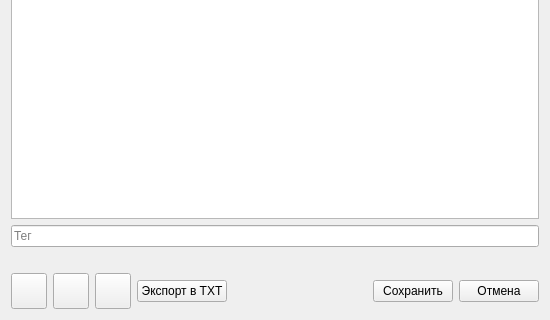
Above: ui/note_window.ui from thekeny/Sayte before the change; both pictures show x 0 to 550 and y 180 to 500 of the 550 by 500 pixel window. Below: the same form after it.
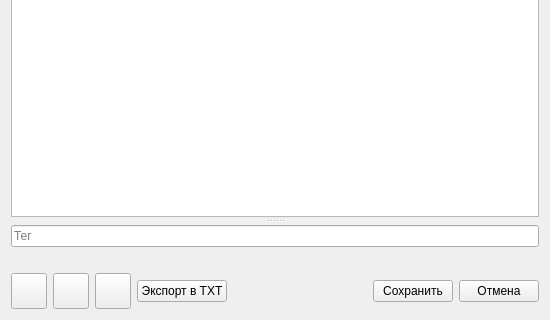
That is the form after the change.

```diff
--- a/ui/note_window.ui
+++ b/ui/note_window.ui
@@ -13,7 +13,7 @@
   <property name="windowTitle">
    <string>Заметка</string>
   </property>
-  <layout class="QVBoxLayout" name="verticalLayout">
+  <layout class="QVBoxLayout" name="verticalLayout" stretch="0,1">
    <item>
     <layout class="QHBoxLayout" name="pinLayout">
      <item><spacer name="pinSpacer"><property name="orientation"><enum>Qt::Orientation::Horizontal</enum></property><property name="sizeHint" stdset="0"><size><width>40</width><height>20</height></size></property></spacer></item>
@@ -25,12 +25,28 @@
     </layout>
    </item>
    <item>
+    <widget class="QSplitter" name="editorSplitter">
+     <property name="orientation"><enum>Qt::Vertical</enum></property>
+     <property name="handleWidth"><number>8</number></property>
+     <property name="childrenCollapsible"><bool>false</bool></property>
     <widget class="QTextEdit" name="editor">
+     <property name="sizePolicy">
+      <sizepolicy hsizetype="Expanding" vsizetype="Expanding">
+       <horstretch>1</horstretch>
+       <verstretch>1</verstretch>
+      </sizepolicy>
+     </property>
+     <property name="minimumSize"><size><width>0</width><height>100</height></size></property>
      <property name="acceptRichText">
       <bool>false</bool>
      </property>
     </widget>
-   </item>
+    <widget class="QWidget" name="noteControls">
+     <layout class="QVBoxLayout" name="controlsLayout">
+      <property name="leftMargin"><number>0</number></property>
+      <property name="topMargin"><number>0</number></property>
+      <property name="rightMargin"><number>0</number></property>
+      <property name="bottomMargin"><number>0</number></property>
    <item>
     <widget class="QLineEdit" name="tagInput">
      <property name="placeholderText">
@@ -169,6 +185,11 @@
       </widget>
      </item>
     </layout>
+   </item>
+   <item><spacer name="controlsSpacer"><property name="orientation"><enum>Qt::Vertical</enum></property><property name="sizeHint" stdset="0"><size><width>0</width><height>0</height></size></property></spacer></item>
+     </layout>
+    </widget>
+    </widget>
    </item>
   </layout>
  </widget>
```
